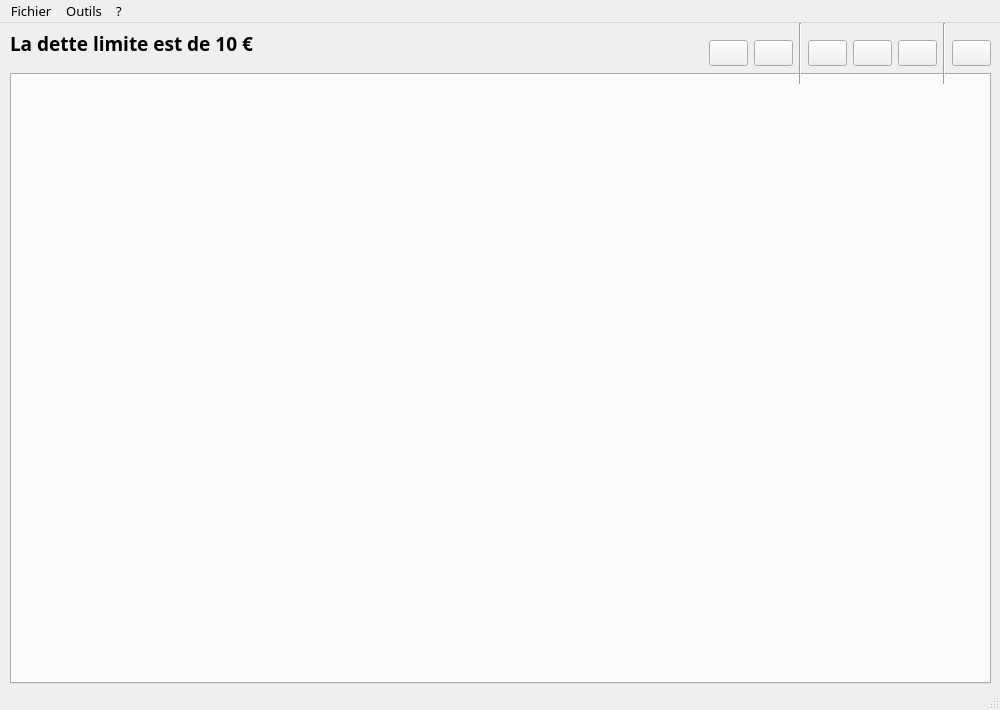
First picture: the form in mainwindow.ui, repository JT117/KFet, before the edit.
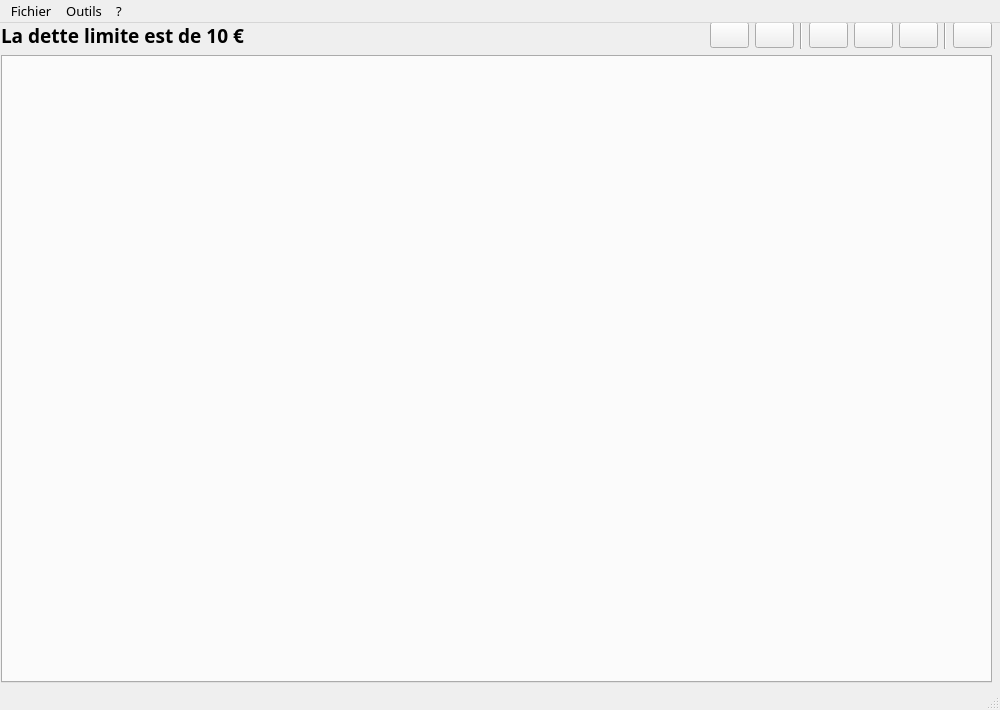
Second picture: the form after the edit.

The edit to the form file:
```diff
--- a/mainwindow.ui
+++ b/mainwindow.ui
@@ -20,51 +20,25 @@
    <string>KFet - Gestion des dettes</string>
   </property>
   <widget class="QWidget" name="centralwidget">
-   <widget class="QWidget" name="horizontalLayoutWidget">
+   <property name="layoutDirection">
+    <enum>Qt::LeftToRight</enum>
+   </property>
+   <widget class="QWidget" name="verticalLayoutWidget">
     <property name="geometry">
      <rect>
-      <x>10</x>
-      <y>50</y>
-      <width>981</width>
-      <height>611</height>
+      <x>1</x>
+      <y>-1</y>
+      <width>991</width>
+      <height>661</height>
      </rect>
     </property>
-    <layout class="QHBoxLayout" name="horizontalLayout">
-     <item>
-      <layout class="QVBoxLayout" name="verticalLayout_2">
-       <item>
-        <widget class="QTabWidget" name="tabWidget">
-         <property name="currentIndex">
-          <number>-1</number>
-         </property>
-        </widget>
-       </item>
-      </layout>
-     </item>
-     <item>
-      <layout class="QGridLayout" name="gridLayout_6">
+    <layout class="QVBoxLayout" name="verticalLayout">
        <property name="sizeConstraint">
-        <enum>QLayout::SetDefaultConstraint</enum>
-       </property>
-       <property name="rightMargin">
-        <number>0</number>
-       </property>
-       <property name="spacing">
-        <number>0</number>
-       </property>
-      </layout>
-     </item>
-    </layout>
-   </widget>
-   <widget class="QWidget" name="horizontalLayoutWidget_2">
-    <property name="geometry">
-     <rect>
-      <x>10</x>
-      <y>0</y>
-      <width>331</width>
-      <height>41</height>
-     </rect>
-    </property>
+      <enum>QLayout::SetMaximumSize</enum>
+     </property>
+     <item>
+      <layout class="QHBoxLayout" name="horizontalLayout_4">
+       <item>
     <layout class="QHBoxLayout" name="horizontalLayout_3">
      <item>
       <widget class="QLabel" name="label">
@@ -91,17 +65,7 @@
        </property>
       </widget>
      </item>
-    </layout>
-   </widget>
-   <widget class="QWidget" name="horizontalLayoutWidget_3">
-    <property name="geometry">
-     <rect>
-      <x>380</x>
-      <y>0</y>
-      <width>611</width>
-      <height>61</height>
-     </rect>
-    </property>
+         <item>
     <layout class="QHBoxLayout" name="horizontalLayout_2">
      <item>
       <spacer name="horizontalSpacer">
@@ -247,6 +211,55 @@
       </widget>
      </item>
     </layout>
+         </item>
+        </layout>
+       </item>
+      </layout>
+     </item>
+     <item>
+      <layout class="QHBoxLayout" name="horizontalLayout">
+       <property name="sizeConstraint">
+        <enum>QLayout::SetMaximumSize</enum>
+       </property>
+       <item>
+        <layout class="QVBoxLayout" name="verticalLayout_2">
+         <property name="sizeConstraint">
+          <enum>QLayout::SetMinimumSize</enum>
+         </property>
+         <item>
+          <widget class="QTabWidget" name="tabWidget">
+           <property name="sizePolicy">
+            <sizepolicy hsizetype="Minimum" vsizetype="Expanding">
+             <horstretch>0</horstretch>
+             <verstretch>0</verstretch>
+            </sizepolicy>
+           </property>
+           <property name="currentIndex">
+            <number>-1</number>
+           </property>
+           <property name="elideMode">
+            <enum>Qt::ElideNone</enum>
+           </property>
+          </widget>
+         </item>
+        </layout>
+       </item>
+       <item>
+        <layout class="QGridLayout" name="gridLayout_6">
+         <property name="sizeConstraint">
+          <enum>QLayout::SetMaximumSize</enum>
+         </property>
+         <property name="rightMargin">
+          <number>0</number>
+         </property>
+         <property name="spacing">
+          <number>0</number>
+         </property>
+        </layout>
+       </item>
+      </layout>
+     </item>
+    </layout>
    </widget>
   </widget>
   <widget class="QMenuBar" name="menubar">
```
Left out of the diff: 8 changed lines with no effect on the pictures. Lines whose indentation alone changed are shown as unchanged.
